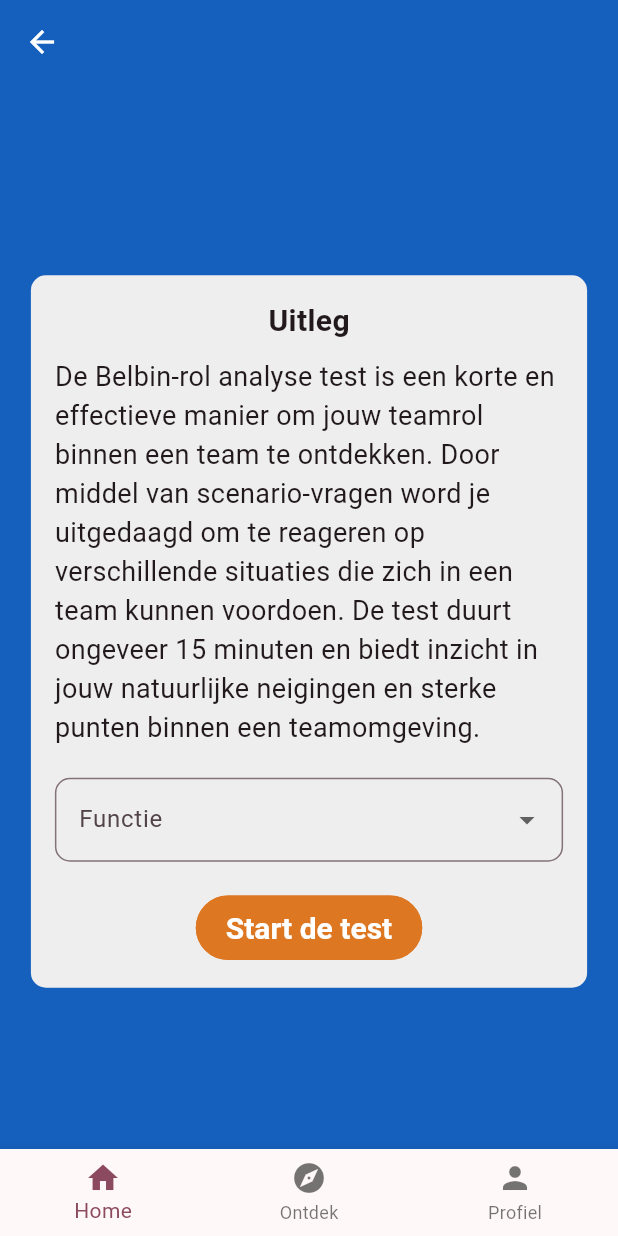
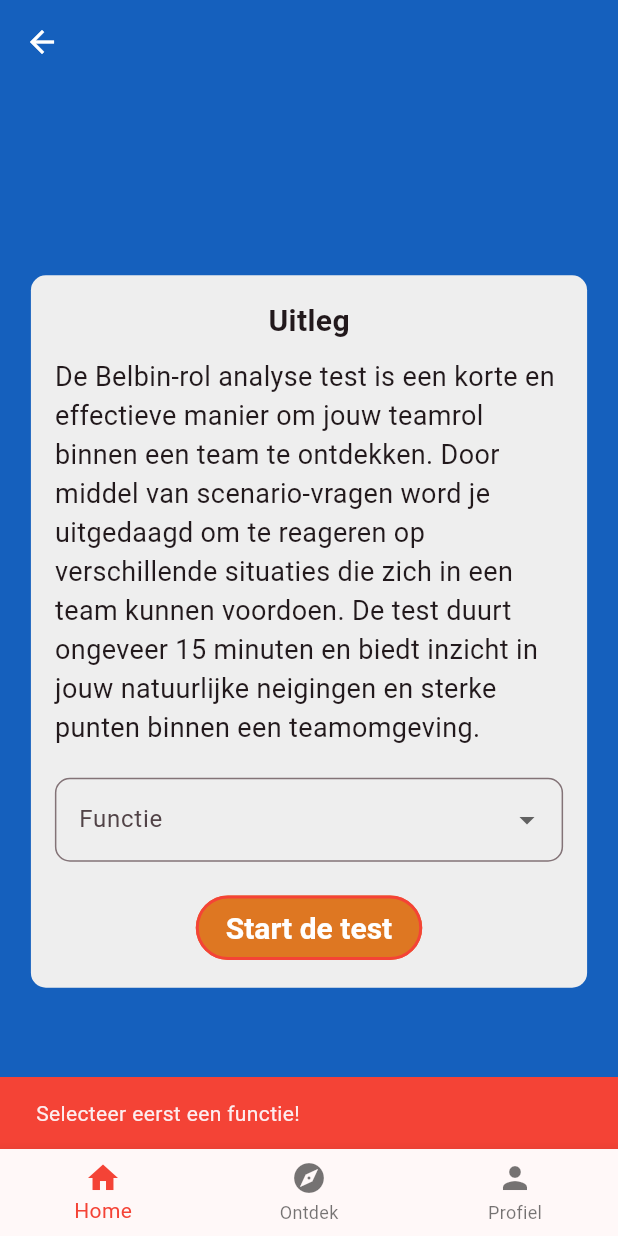
Before and after one commit to brentvanmalsen/rolradar, a Flutter app: the UitlegPage screen opened directly, after a tap on "Start de test", on a phone screen of 412 x 824 dp. Run offline on Flutter 3.47's test engine with Material 3 defaults, Android fonts, the phone set to English and light mode, and no system bars; our stand-ins replace audioplayers; Roboto replaces fonts that are missing (RobotoLight).

Commit message:
Selecteer eerst een functie waarchuwing toegevoegd

```diff
--- a/lib/uitleg_page.dart
+++ b/lib/uitleg_page.dart
@@ -1,6 +1,5 @@
 import 'package:flutter/material.dart';
 import 'package:audioplayers/audioplayers.dart';
-import 'package:flutter/services.dart';
 
 class UitlegPage extends StatefulWidget {
   const UitlegPage({Key? key}) : super(key: key);
@@ -12,6 +11,7 @@
 class _UitlegPageState extends State<UitlegPage> {
   String? selectedFunction;
   late AudioCache audioCache;
+  bool functionSelected = false;
 
   @override
   void initState() {
@@ -73,8 +73,8 @@
                       onChanged: (newValue) {
                         setState(() {
                           selectedFunction = newValue;
+                          functionSelected = true;
                         });
-                        // _playConfirmationSound(); // Geluid afspelen bij keuze
                       },
                       items: <String>[
                         'UX-UI Designer',
@@ -91,19 +91,32 @@
                     const SizedBox(height: 20),
                     ElevatedButton(
                       onPressed: () {
-                        _playConfirmationSound();
+                        if (functionSelected) {
+                          _playConfirmationSound();
+                        } else {
+                          ScaffoldMessenger.of(context).showSnackBar(
+                            SnackBar(
+                              content: Text('Selecteer eerst een functie!'),
+                              backgroundColor: Colors.red,
+                            ),
+                          );
+                          // Hier kun je de randkleur van de BottomNavigationBar instellen
+                        }
                       },
                       style: ElevatedButton.styleFrom(
                         backgroundColor: const Color.fromRGBO(222, 119, 34, 1),
                         foregroundColor: Colors.white,
                         elevation: 0, // Verwijdert de schaduw
-                        side: const BorderSide(
-                          color: const Color.fromRGBO(
-                              222, 119, 34, 1), // Kleur van de rand
-                          width: 2, // Dikte van de rand
-                        ),
-                        padding:
-                            EdgeInsets.symmetric(horizontal: 20, vertical: 10),
+                        side: functionSelected
+                            ? const BorderSide(
+                                color: Colors.transparent, // Kleur van de rand
+                                width: 2, // Dikte van de rand
+                              )
+                            : const BorderSide(
+                                color: Colors.red, // Kleur van de rand
+                                width: 2, // Dikte van de rand
+                              ),
+                        padding: const EdgeInsets.symmetric(horizontal: 20, vertical: 10),
                         textStyle: const TextStyle(
                           fontSize: 20,
                           fontWeight: FontWeight.bold,
@@ -140,6 +153,7 @@
             label: 'Profiel',
           ),
         ],
+        selectedItemColor: functionSelected ? Colors.blue : Colors.red,
       ),
     );
   }
```
